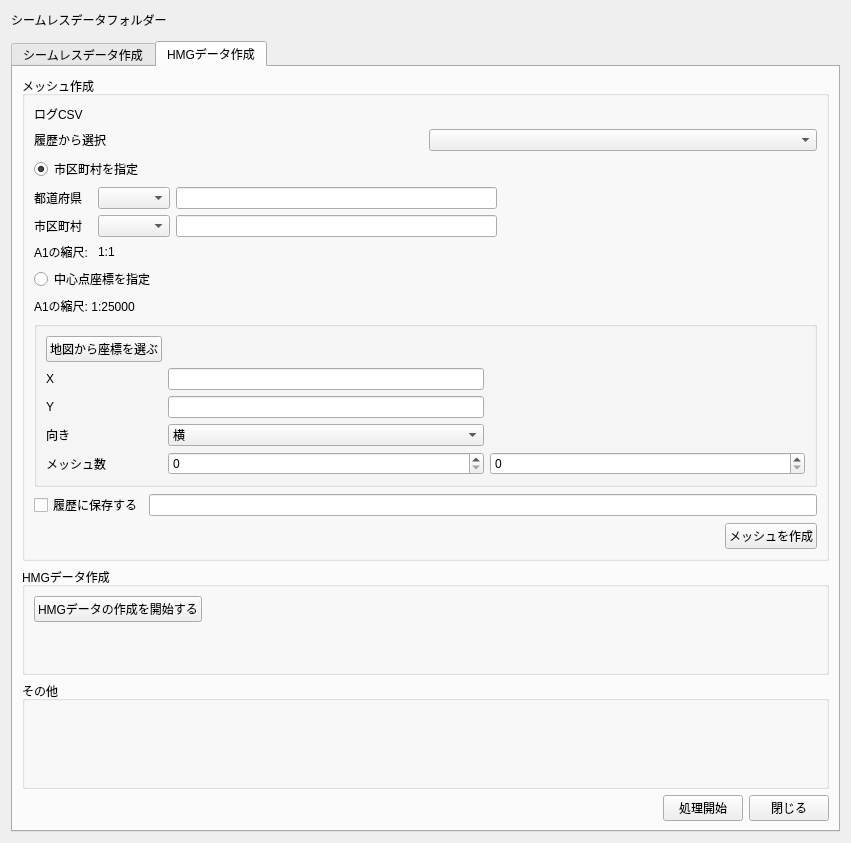
The window that ui/main_window.ui (0712kazu/HazardMapGame_tool) describes before a commit, drawn with Qt 5.
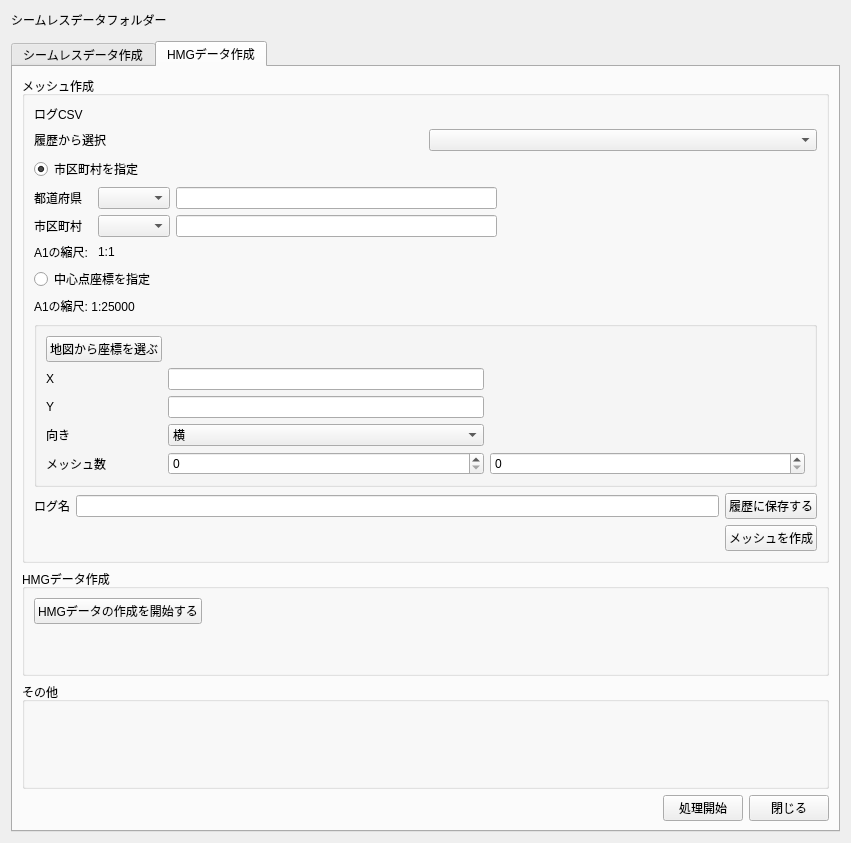
The same window after the commit. The open tabs and pages were chosen to show the change. Custom widgets are drawn as their Qt base class.

Commit message: rearrange widget stay on top for messages box

What changed in the file:
```diff
--- a/ui/main_window.ui
+++ b/ui/main_window.ui
@@ -547,26 +547,22 @@
           <item>
           <layout class="QGridLayout" name="gridLayout_produce">
            <item row="0" column="0">
-           <widget class="QCheckBox" name="checkBox_savelog">
-            <!-- <property name="geometry">
-                <rect>
-                <x>280</x>
-                <y>110</y>
-                <width>101</width>
-                <height>16</height>
-                </rect>
-            </property> -->
+             <widget class="QLabel" name="label_10">
             <property name="text">
-                <string>履歴に保存する</string>
-            </property>
-            <property name="checked">
-                <bool>false</bool>
+               <string>ログ名</string>
             </property>
             </widget>
            </item>
             <item row="0" column="1">
              <widget class="QLineEdit" name="lineEdit_title"/>
             </item>
+            <item row="0" column="2">
+             <widget class="QPushButton" name="pushButton_savelog">
+              <property name="text">
+               <string>履歴に保存する</string>
+              </property>
+             </widget>
+            </item>
             </layout>
             </item>
             <item>
```
Lines whose indentation alone changed are shown as unchanged. The commit also changes 1 other file.
